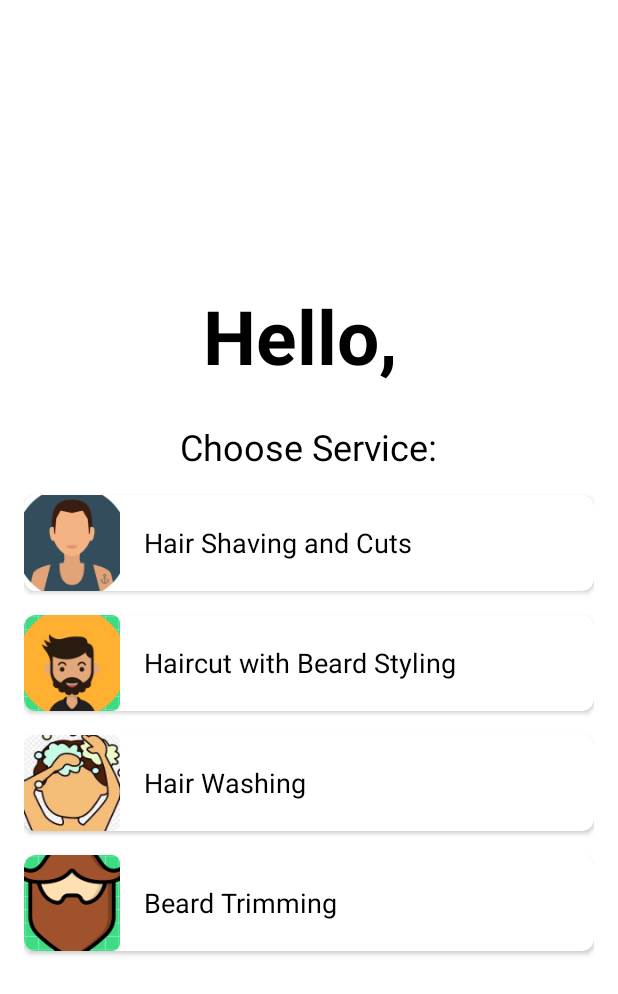
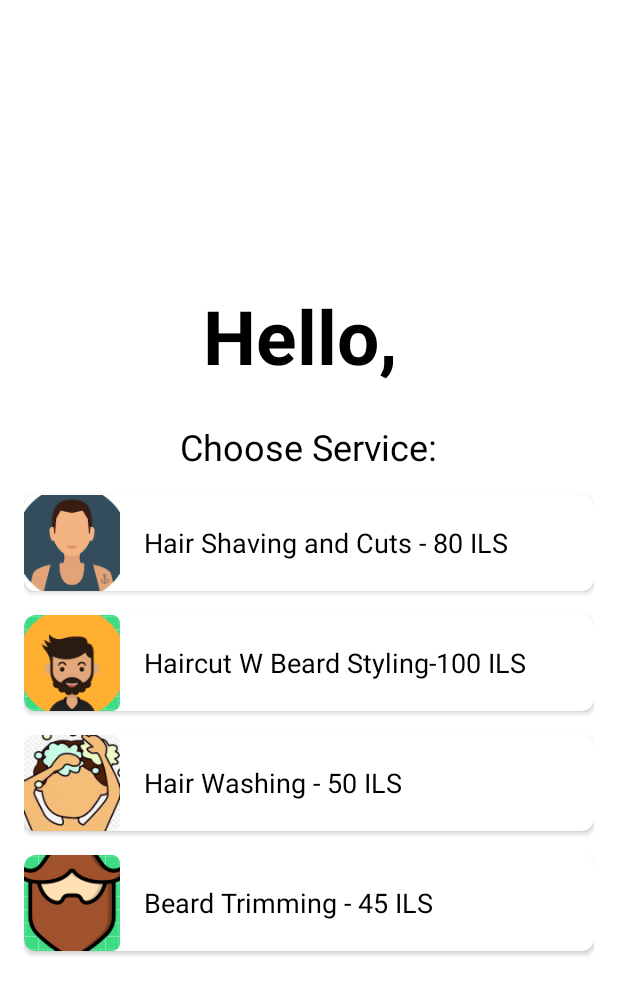
Before and after one commit to rombe11/BarbershopApp, an Android app: the layout fragment_booking.xml on its own in the app's theme, with its tools: preview values and no code run, on a phone screen of 412 x 824 dp. Shown: the top 994 px of the screen. Run offline under Robolectric (Android 15) with nearby library versions, the phone set to English and light mode, and no system bars.

Commit message:
Update fragment_booking.xml

```diff
--- a/app/src/main/res/layout/fragment_booking.xml
+++ b/app/src/main/res/layout/fragment_booking.xml
@@ -53,7 +53,7 @@
             <TextView
                 android:layout_width="wrap_content"
                 android:layout_height="wrap_content"
-                android:text="Hair Shaving and Cuts"
+                android:text="Hair Shaving and Cuts - 80 ILS"
                 android:textSize="18sp"
                 android:textColor="@android:color/black" />
         </LinearLayout>
@@ -85,7 +85,7 @@
             <TextView
                 android:layout_width="wrap_content"
                 android:layout_height="wrap_content"
-                android:text="Haircut with Beard Styling"
+                android:text="Haircut W Beard Styling-100 ILS"
                 android:textSize="18sp"
                 android:textColor="@android:color/black" />
         </LinearLayout>
@@ -116,7 +116,7 @@
             <TextView
                 android:layout_width="wrap_content"
                 android:layout_height="wrap_content"
-                android:text="Hair Washing"
+                android:text="Hair Washing - 50 ILS"
                 android:textSize="18sp"
                 android:textColor="@android:color/black" />
         </LinearLayout>
@@ -148,7 +148,7 @@
             <TextView
                 android:layout_width="wrap_content"
                 android:layout_height="wrap_content"
-                android:text="Beard Trimming"
+                android:text="Beard Trimming - 45 ILS"
                 android:textSize="18sp"
                 android:textColor="@android:color/black" />
         </LinearLayout>
```
